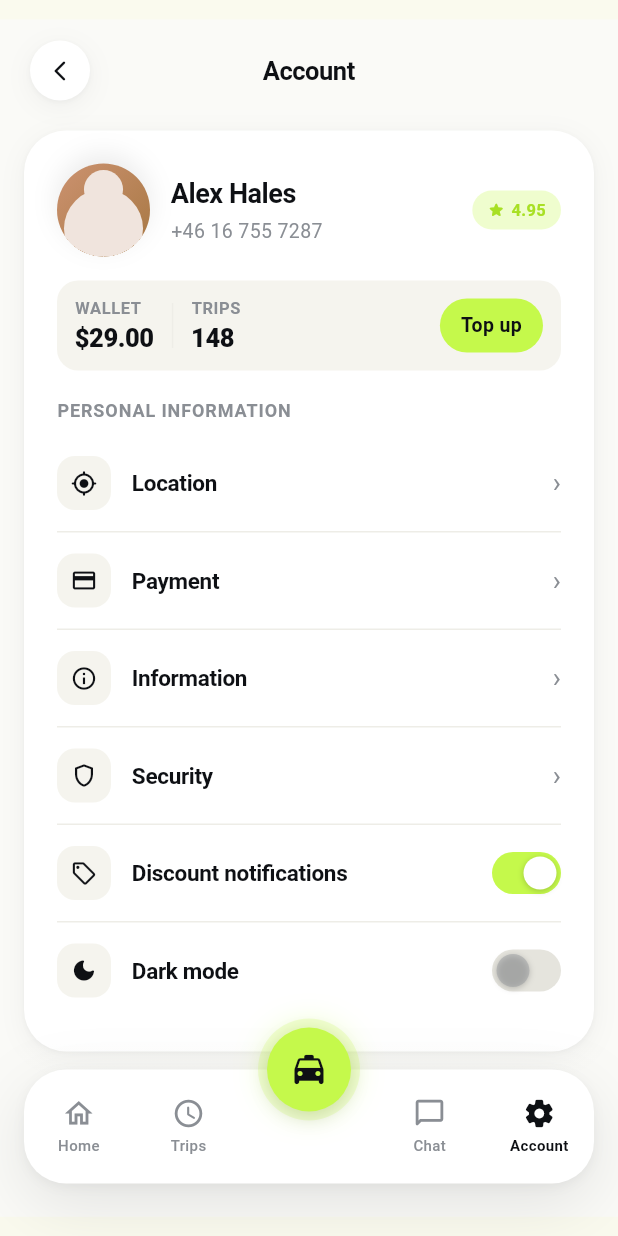
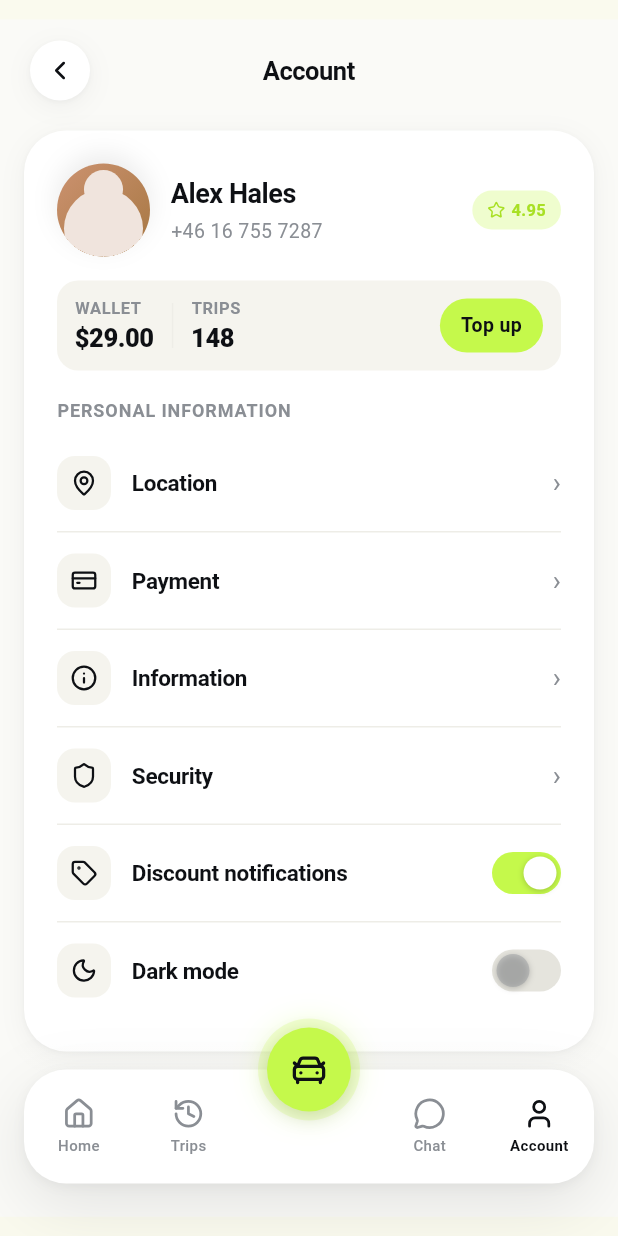
Before and after one commit to litcode-dev/ride_glide_app, a Flutter app: the screen it shows after launch, item 4 of the bottom bar chosen, on a phone screen of 412 x 824 dp. Run offline on Flutter 3.47's test engine with Material 3 defaults, Android fonts, the phone set to English and light mode, and no system bars; our stand-ins replace flutter_bloc, fpdart, get_it, lucide_icons_flutter.

Commit message:
feat: integrate lucide_icons_flutter across multiple pages
Added lucide_icons_flutter dependency and replaced Material icons with Lucide icons in Account, ChatThread, Choose, Driver, Home, Searching, Trips, WhereTo, and common widgets. Updated pubspec.lock and pubspec.yaml accordingly.

```diff
--- a/lib/presentation/pages/account_page.dart
+++ b/lib/presentation/pages/account_page.dart
@@ -1,6 +1,7 @@
 import 'package:flutter/material.dart';
 import 'package:flutter/services.dart';
 import 'package:flutter_bloc/flutter_bloc.dart';
+import 'package:lucide_icons_flutter/lucide_icons.dart';
 import '../../injection_container.dart' as di;
 import '../cubits/account_cubit.dart';
 import '../cubits/app_cubit.dart';
@@ -35,10 +36,10 @@ class _AccountView extends StatelessWidget {
     final profile = accountState.profile;
 
     final rows = [
-      (icon: Icons.my_location_rounded, label: 'Location'),
-      (icon: Icons.credit_card_outlined, label: 'Payment'),
-      (icon: Icons.info_outline, label: 'Information'),
-      (icon: Icons.shield_outlined, label: 'Security'),
+      (icon: LucideIcons.mapPin, label: 'Location'),
+      (icon: LucideIcons.creditCard, label: 'Payment'),
+      (icon: LucideIcons.info, label: 'Information'),
+      (icon: LucideIcons.shield, label: 'Security'),
     ];
 
     return Container(
@@ -117,7 +118,7 @@ class _AccountView extends StatelessWidget {
                               ),
                               child: Row(
                                 children: [
-                                  const Icon(Icons.star_rounded, color: kAccentDeep, size: 12),
+                                  const Icon(LucideIcons.star, color: kAccentDeep, size: 12),
                                   const SizedBox(width: 4),
                                   Text(
                                     profile != null ? profile.rating.toStringAsFixed(2) : '4.95',
@@ -246,7 +247,7 @@ class _AccountView extends StatelessWidget {
                                   color: t.subtle,
                                   borderRadius: BorderRadius.circular(12),
                                 ),
-                                child: Icon(Icons.local_offer_outlined, color: t.ink, size: 18),
+                                child: Icon(LucideIcons.tag, color: t.ink, size: 18),
                               ),
                               const SizedBox(width: 14),
                               Expanded(
@@ -277,9 +278,7 @@ class _AccountView extends StatelessWidget {
                                   borderRadius: BorderRadius.circular(12),
                                 ),
                                 child: Icon(
-                                  appState.darkMode
-                                      ? Icons.light_mode_rounded
-                                      : Icons.dark_mode_rounded,
+                                  appState.darkMode ? LucideIcons.sun : LucideIcons.moon,
                                   color: t.ink,
                                   size: 18,
                                 ),
--- a/lib/presentation/pages/chat_thread_page.dart
+++ b/lib/presentation/pages/chat_thread_page.dart
@@ -1,6 +1,7 @@
 // lib/presentation/pages/chat_thread_page.dart
 import 'package:flutter/material.dart';
 import 'package:flutter/services.dart';
+import 'package:lucide_icons_flutter/lucide_icons.dart';
 import 'package:flutter_bloc/flutter_bloc.dart';
 import 'package:intl/intl.dart';
 import '../../domain/entities/chat_message.dart';
@@ -85,7 +86,7 @@ class _ChatThreadPageState extends State<ChatThreadPage> {
                   ),
                 ),
                 GlideIconPill(
-                  icon: Icons.phone_rounded,
+                  icon: LucideIcons.phone,
                   tokens: t,
                   bgColor: t.accent,
                   iconColor: t.accentInk,
@@ -186,7 +187,7 @@ class _ChatThreadPageState extends State<ChatThreadPage> {
                             ),
                           ],
                         ),
-                        child: Icon(Icons.send_rounded, color: t.accentInk, size: 18),
+                        child: Icon(LucideIcons.sendHorizontal, color: t.accentInk, size: 18),
                       ),
                     ),
                   ],
--- a/lib/presentation/pages/choose_page.dart
+++ b/lib/presentation/pages/choose_page.dart
@@ -1,5 +1,6 @@
 import 'package:flutter/material.dart';
 import 'package:flutter_bloc/flutter_bloc.dart';
+import 'package:lucide_icons_flutter/lucide_icons.dart';
 import '../../domain/entities/ride_option.dart';
 import '../../injection_container.dart' as di;
 import '../cubits/app_cubit.dart';
@@ -169,7 +170,7 @@ class _ChooseViewState extends State<_ChooseView> {
                             padding: const EdgeInsets.symmetric(horizontal: 14),
                             child: Row(
                               children: [
-                                Icon(Icons.credit_card_outlined, color: t.ink, size: 18),
+                                Icon(LucideIcons.creditCard, color: t.ink, size: 18),
                                 const SizedBox(width: 10),
                                 Text(
                                   'Visa · 4242',
@@ -272,7 +273,7 @@ class _RideTile extends StatelessWidget {
                 color: selected ? t.accent : t.subtle,
                 borderRadius: BorderRadius.circular(12),
               ),
-              child: Icon(Icons.local_taxi_rounded, color: t.ink, size: 26),
+              child: Icon(LucideIcons.carFront, color: t.ink, size: 26),
             ),
             const SizedBox(width: 14),
             Expanded(
--- a/lib/presentation/widgets/common_widgets.dart
+++ b/lib/presentation/widgets/common_widgets.dart
@@ -1,4 +1,5 @@
 import 'package:flutter/material.dart';
+import 'package:lucide_icons_flutter/lucide_icons.dart';
 import '../theme/glide_tokens.dart';
 
 // ── Avatar ─────────────────────────────────────────────────────────────────
@@ -138,7 +139,7 @@ class _GlideFABState extends State<GlideFAB> with SingleTickerProviderStateMixin
             const BoxShadow(color: Color(0x1F000000), blurRadius: 10, offset: Offset(0, 4)),
           ],
         ),
-        child: const Icon(Icons.local_taxi_rounded, color: kAccentInk, size: 26),
+        child: const Icon(LucideIcons.carFront, color: kAccentInk, size: 26),
       ),
     );
   }
@@ -198,15 +199,14 @@ class GlideTabBar extends StatelessWidget {
             child: Row(
               children: [
                 _TabItem(
-                  icon: Icons.home_outlined,
-                  activeIcon: Icons.home_rounded,
+                  icon: LucideIcons.house,
                   label: 'Home',
                   active: active == 'home',
                   tokens: tokens,
                   onTap: onHome,
                 ),
                 _TabItem(
-                  icon: Icons.access_time_rounded,
+                  icon: LucideIcons.history,
                   label: 'Trips',
                   active: active == 'history',
                   tokens: tokens,
@@ -214,15 +214,14 @@ class GlideTabBar extends StatelessWidget {
                 ),
                 Expanded(flex: 6, child: const SizedBox()),
                 _TabItem(
-                  icon: Icons.chat_bubble_outline_rounded,
+                  icon: LucideIcons.messageCircle,
                   label: 'Chat',
                   active: active == 'chat',
                   tokens: tokens,
                   onTap: onChat,
                 ),
                 _TabItem(
-                  icon: Icons.settings_outlined,
-                  activeIcon: Icons.settings_rounded,
+                  icon: LucideIcons.user,
                   label: 'Account',
                   active: active == 'settings',
                   tokens: tokens,
@@ -240,7 +239,6 @@ class GlideTabBar extends StatelessWidget {
 
 class _TabItem extends StatelessWidget {
   final IconData icon;
-  final IconData? activeIcon;
   final String label;
   final bool active;
   final GlideTokens tokens;
@@ -248,7 +246,6 @@ class _TabItem extends StatelessWidget {
 
   const _TabItem({
     required this.icon,
-    this.activeIcon,
     required this.label,
     required this.active,
     required this.tokens,
@@ -266,7 +263,7 @@ class _TabItem extends StatelessWidget {
         child: Column(
           mainAxisAlignment: MainAxisAlignment.center,
           children: [
-            Icon(active ? (activeIcon ?? icon) : icon, color: color, size: 22),
+            Icon(icon, color: color, size: 22),
             const SizedBox(height: 3),
             Text(
               label,
@@ -302,7 +299,7 @@ class GlideBackButton extends StatelessWidget {
           shape: BoxShape.circle,
           boxShadow: tokens.shadowSm,
         ),
-        child: Icon(Icons.arrow_back_ios_new_rounded, color: tokens.ink, size: 16),
+        child: Icon(LucideIcons.chevronLeft, color: tokens.ink, size: 20),
       ),
     );
   }
@@ -410,7 +407,7 @@ class StarRating extends StatelessWidget {
     return Row(
       mainAxisSize: MainAxisSize.min,
       children: [
-        const Icon(Icons.star_rounded, color: kAccentDeep, size: 13),
+        const Icon(LucideIcons.star, color: kAccentDeep, size: 13),
         const SizedBox(width: 3),
         Text(
           label,
--- a/lib/presentation/widgets/safety_sheet.dart
+++ b/lib/presentation/widgets/safety_sheet.dart
@@ -1,5 +1,6 @@
 // lib/presentation/widgets/safety_sheet.dart
 import 'package:flutter/material.dart';
+import 'package:lucide_icons_flutter/lucide_icons.dart';
 import '../theme/glide_tokens.dart';
 import '../widgets/common_widgets.dart';
 
@@ -47,7 +48,7 @@ class _SafetySheet extends StatelessWidget {
                   color: t.cancelBg,
                   borderRadius: BorderRadius.circular(12),
                 ),
-                child: Icon(Icons.verified_user_outlined, color: t.cancelInk, size: 18),
+                child: Icon(LucideIcons.shieldCheck, color: t.cancelInk, size: 18),
               ),
               const SizedBox(width: 12),
               Text(
@@ -96,7 +97,7 @@ class _SafetySheet extends StatelessWidget {
                       ),
                     ),
                     GlideIconPill(
-                      icon: Icons.phone_rounded,
+                      icon: LucideIcons.phone,
                       tokens: t,
                       bgColor: t.accent,
                       iconColor: t.accentInk,
--- a/pubspec.yaml
+++ b/pubspec.yaml
@@ -36,6 +36,7 @@ dependencies:
   get_it: ^8.0.0
   fpdart: ^1.1.0
   intl: ^0.19.0
+  lucide_icons_flutter: ^3.1.13
 
 dev_dependencies:
   flutter_test:
```
Also changed, not shown: lib/presentation/pages/driver_page.dart (+8 -7 lines), lib/presentation/pages/home_page.dart (+5 -4 lines), lib/presentation/pages/searching_page.dart (+4 -3 lines), lib/presentation/pages/trips_page.dart (+6 -5 lines), lib/presentation/pages/where_to_page.dart (+6 -5 lines), pubspec.lock.
